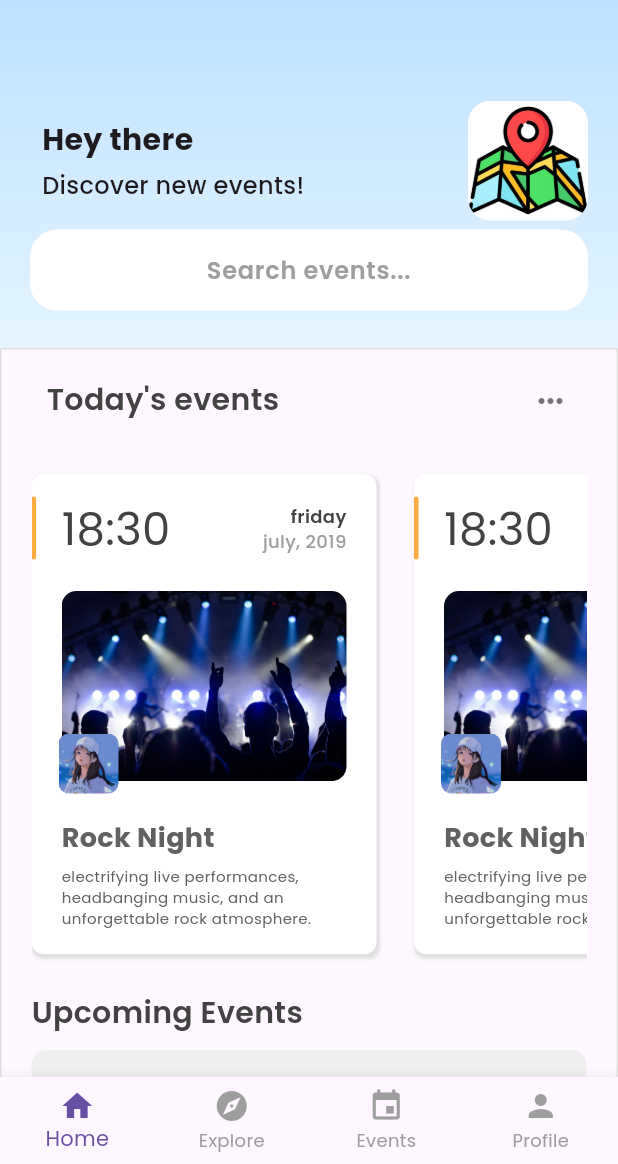
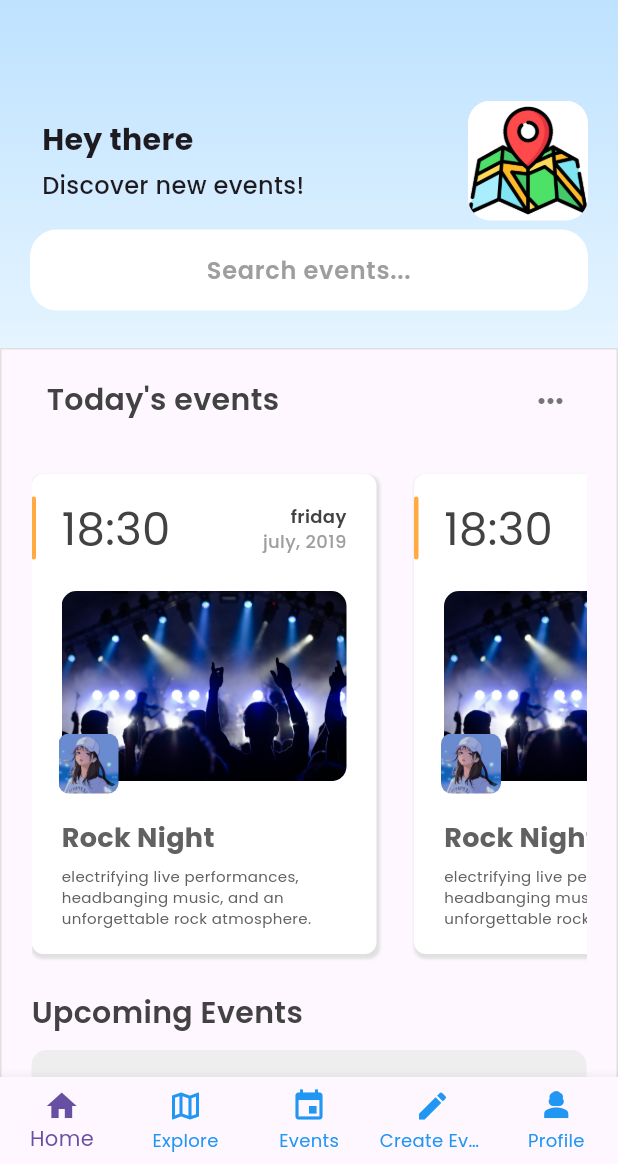
Before and after one commit to xponent-dmg/pathfinder, a Flutter app: the HomePage screen opened by its route, on a phone screen of 412 x 824 dp, the part 72-1236 px from its top. Run offline on Flutter 3.47's test engine with Material 3 defaults, Android fonts, the phone set to English and light mode, and no system bars; our stand-ins replace flutter_secure_storage, image_picker; accounts and stored records are empty; network calls fail.

Commit message:
refactor: remove unused token checking state and update BottomNavbar icons and labels for clarity

```diff
--- a/front_end/lib/screens/start_page.dart
+++ b/front_end/lib/screens/start_page.dart
@@ -24,7 +24,6 @@ class _StartPageState extends State<StartPage> with TickerProviderStateMixin {
   late Animation<double> _loadingAnimation; // Loading line progress animation
 
   final TokenService _tokenService = TokenService();
-  bool _isCheckingToken = true;
 
   @override
   void initState() {
@@ -107,7 +106,6 @@ class _StartPageState extends State<StartPage> with TickerProviderStateMixin {
     } finally {
       if (mounted) {
         setState(() {
-          _isCheckingToken = false;
         });
       }
     }
--- a/front_end/lib/widgets/bottom_navbar.dart
+++ b/front_end/lib/widgets/bottom_navbar.dart
@@ -15,14 +15,14 @@ class BottomNavbar extends StatelessWidget {
       },
       type: BottomNavigationBarType.fixed,
       selectedItemColor: Theme.of(context).primaryColor,
-      unselectedItemColor: Colors.grey,
+      unselectedItemColor: Colors.blue,
       items: const [
         BottomNavigationBarItem(
           icon: Icon(Icons.home),
           label: 'Home',
         ),
         BottomNavigationBarItem(
-          icon: Icon(Icons.explore),
+          icon: Icon(Icons.map_outlined),
           label: 'Explore',
         ),
         BottomNavigationBarItem(
@@ -30,7 +30,11 @@ class BottomNavbar extends StatelessWidget {
           label: 'Events',
         ),
         BottomNavigationBarItem(
-          icon: Icon(Icons.person),
+          icon: Icon(Icons.edit),
+          label: 'Create Event',
+        ),
+        BottomNavigationBarItem(
+          icon: Icon(Icons.person_3),
           label: 'Profile',
         ),
       ],
```
